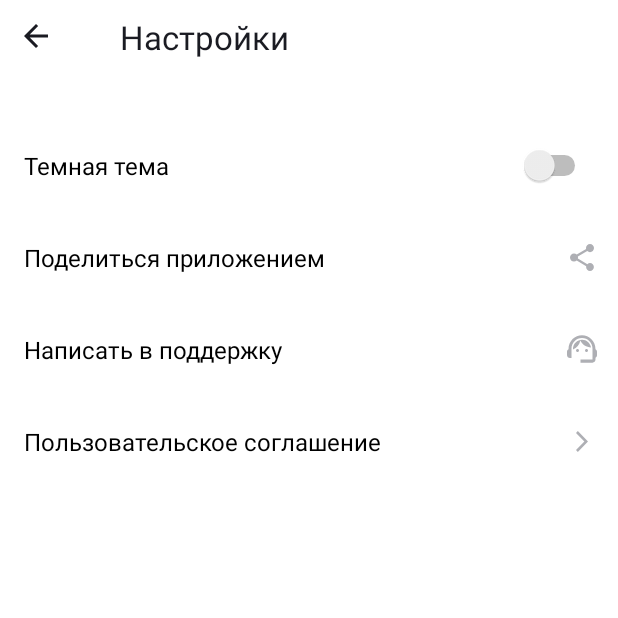
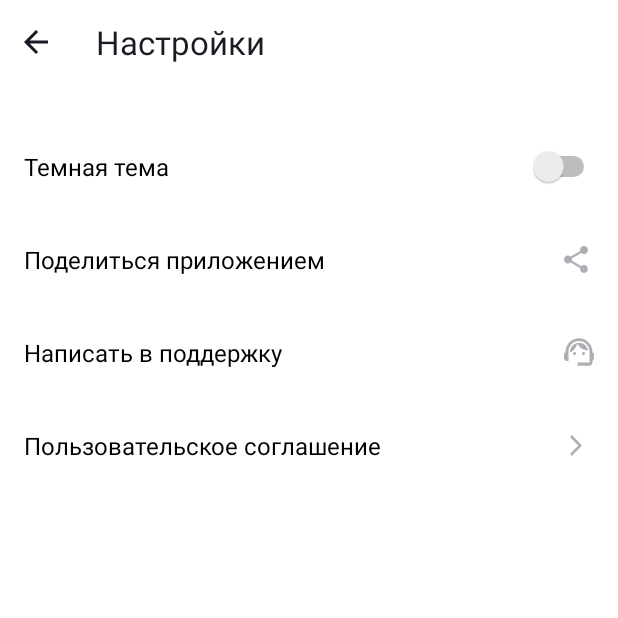
Before and after one commit to DruNik88/PlaylistMaker, an Android app: the SettingsActivity screen opened directly, with no data from a screen before it, on a phone screen of 412 x 824 dp, the top half of it. Run offline under Robolectric (Android 15) with nearby library versions, the phone set to English and light mode, and no system bars.

Commit message:
critical errors have been fixed, recommendations and a back button have been implemented

```diff
--- a/app/src/main/java/com/example/playlistmaker/SettingsActivity.kt
+++ b/app/src/main/java/com/example/playlistmaker/SettingsActivity.kt
@@ -1,11 +1,19 @@
 package com.example.playlistmaker
 
+import android.content.Intent
 import android.os.Bundle
+import android.widget.ImageView
 import androidx.appcompat.app.AppCompatActivity
 
 class SettingsActivity : AppCompatActivity() {
     override fun onCreate(savedInstanceState: Bundle?) {
         super.onCreate(savedInstanceState)
         setContentView(R.layout.activity_settings)
+
+        val backButton = findViewById<ImageView>(R.id.back_button)
+        backButton.setOnClickListener {
+            val displayIntent = Intent(this, MainActivity::class.java)
+            startActivity(displayIntent)
+        }
     }
 }
--- a/app/src/main/res/layout/activity_main.xml
+++ b/app/src/main/res/layout/activity_main.xml
@@ -13,8 +13,7 @@
         android:layout_width="match_parent"
         android:layout_height="56dp"
 
-        android:gravity="start"
-        android:paddingTop="14dp"
+        android:gravity="center_vertical|start"
         android:text="@string/title"
         android:textColor="@color/white"
         android:textSize="@dimen/title_size" />
@@ -30,6 +29,7 @@
         android:text="@string/search"
         android:textSize="@dimen/size_text_in_main_button"
         android:textColor="@color/text_dark_blue"
+        android:textAllCaps="false"
 
         app:icon="@drawable/vector_loupe"
         app:iconGravity="textStart"
@@ -48,6 +48,7 @@
         android:text="@string/media_library"
         android:textSize="@dimen/size_text_in_main_button"
         android:textColor="@color/text_dark_blue"
+        android:textAllCaps="false"
 
         app:icon="@drawable/vector_media"
         app:iconGravity="textStart"
@@ -67,6 +68,7 @@
         android:text="@string/options"
         android:textSize="@dimen/size_text_in_main_button"
         android:textColor="@color/text_dark_blue"
+        android:textAllCaps="false"
 
         app:icon="@drawable/vector_options"
         app:iconGravity="textStart"
--- a/app/src/main/res/layout/activity_settings.xml
+++ b/app/src/main/res/layout/activity_settings.xml
@@ -10,14 +10,16 @@
     android:paddingStart="16dp"
     android:paddingEnd="@null">
 
-    <FrameLayout
+    <LinearLayout
         android:layout_width="match_parent"
-        android:layout_height="56dp">
+        android:layout_height="56dp"
+        android:orientation="horizontal">
 
         <ImageView
+            android:id="@+id/back_button"
             android:layout_width="wrap_content"
             android:layout_height="wrap_content"
-            android:layout_marginTop="16dp"
+            android:layout_gravity="center_vertical"
 
             android:src = "@drawable/vector_arrow_back"
             android:contentDescription="@null" />
@@ -25,18 +27,18 @@
         <TextView
             android:layout_width="wrap_content"
             android:layout_height="wrap_content"
-            android:layout_marginStart="64dp"
-            android:layout_marginTop="10dp"
+            android:layout_gravity="center_vertical"
+            android:layout_marginHorizontal="32dp"
 
             android:text="@string/options"
             android:textSize="@dimen/size_text_in_main_button"
             android:textColor="@color/text_dark_blue" />
 
-    </FrameLayout>
+    </LinearLayout>
 
     <FrameLayout
         android:layout_width="match_parent"
-        android:layout_height="61dp"
+        android:layout_height="@dimen/settings_frame_layout_height"
         android:layout_marginTop="24dp">
 
         <TextView
@@ -53,7 +55,7 @@
             android:layout_width="wrap_content"
             android:layout_height="wrap_content"
             android:layout_gravity="center_vertical|end"
-            android:layout_marginEnd="18dp"
+            android:layout_marginEnd="12dp"
 
             tools:ignore="UseSwitchCompatOrMaterialXml" />
 
@@ -61,7 +63,7 @@
 
     <FrameLayout
         android:layout_width="match_parent"
-        android:layout_height="61dp">
+        android:layout_height="@dimen/settings_frame_layout_height">
 
         <TextView
             android:layout_width="wrap_content"
@@ -77,7 +79,7 @@
             android:layout_width="wrap_content"
             android:layout_height="wrap_content"
             android:layout_gravity="center_vertical|end"
-            android:layout_marginEnd="16dp"
+            android:layout_marginEnd="20dp"
 
             android:src="@drawable/vector_share"
             android:contentDescription="@null" />
@@ -85,7 +87,7 @@
 
     <FrameLayout
         android:layout_width="match_parent"
-        android:layout_height="61dp">
+        android:layout_height="@dimen/settings_frame_layout_height">
 
         <TextView
             android:layout_width="wrap_content"
@@ -101,15 +103,16 @@
             android:layout_width="wrap_content"
             android:layout_height="wrap_content"
             android:layout_gravity="center_vertical|end"
-            android:layout_marginEnd="14dp"
+            android:layout_marginEnd="16dp"
 
             android:src="@drawable/vector_support"
             android:contentDescription="@null"/>
     </FrameLayout>
 
+
     <FrameLayout
         android:layout_width="match_parent"
-        android:layout_height="61dp">
+        android:layout_height="@dimen/settings_frame_layout_height">
 
         <TextView
             android:layout_width="wrap_content"
@@ -125,7 +128,7 @@
             android:layout_width="wrap_content"
             android:layout_height="wrap_content"
             android:layout_gravity="center_vertical|end"
-            android:layout_marginEnd="20dp"
+            android:layout_marginEnd="24dp"
 
 
             android:src="@drawable/vector_arrow_forward"
--- a/app/src/main/res/values/dimens.xml
+++ b/app/src/main/res/values/dimens.xml
@@ -6,4 +6,5 @@
     <dimen name="distance_icon_text">8dp</dimen>
     <dimen name="size_text_in_setting_activity">16sp</dimen>
     <dimen name="margin_button">16dp</dimen>
+    <dimen name="settings_frame_layout_height">62dp</dimen>
 </resources>
```
